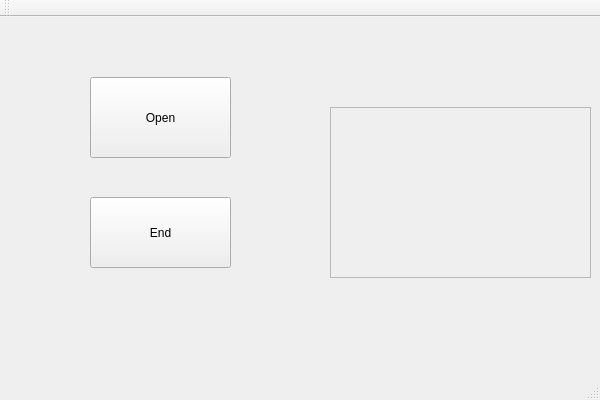
Before: the Qt Designer form MiniPS/MiniPS.ui in imaffe/MiniPS, drawn with Qt 5.
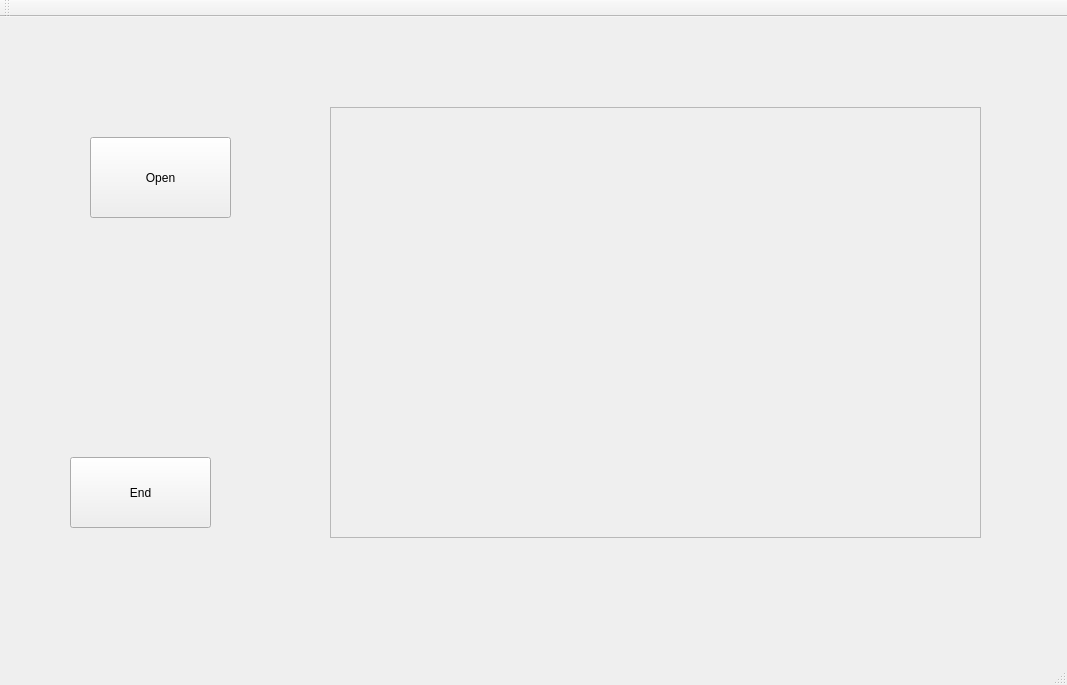
After: the same form once the commit is applied.

The edit to the form file:
```diff
--- a/MiniPS/MiniPS.ui
+++ b/MiniPS/MiniPS.ui
@@ -6,8 +6,8 @@
    <rect>
     <x>0</x>
     <y>0</y>
-    <width>600</width>
-    <height>400</height>
+    <width>1067</width>
+    <height>685</height>
    </rect>
   </property>
   <property name="windowTitle">
@@ -18,7 +18,7 @@
     <property name="geometry">
      <rect>
       <x>90</x>
-      <y>60</y>
+      <y>120</y>
       <width>141</width>
       <height>81</height>
      </rect>
@@ -30,8 +30,8 @@
    <widget class="QPushButton" name="pushButton_2">
     <property name="geometry">
      <rect>
-      <x>90</x>
-      <y>180</y>
+      <x>70</x>
+      <y>440</y>
       <width>141</width>
       <height>71</height>
      </rect>
@@ -45,8 +45,8 @@
      <rect>
       <x>330</x>
       <y>90</y>
-      <width>261</width>
-      <height>171</height>
+      <width>651</width>
+      <height>431</height>
      </rect>
     </property>
     <property name="widgetResizable">
@@ -57,8 +57,8 @@
       <rect>
        <x>0</x>
        <y>0</y>
-       <width>259</width>
-       <height>169</height>
+       <width>649</width>
+       <height>429</height>
       </rect>
      </property>
     </widget>
```
Left out of the diff: 2 changed lines with no effect on the pictures.
